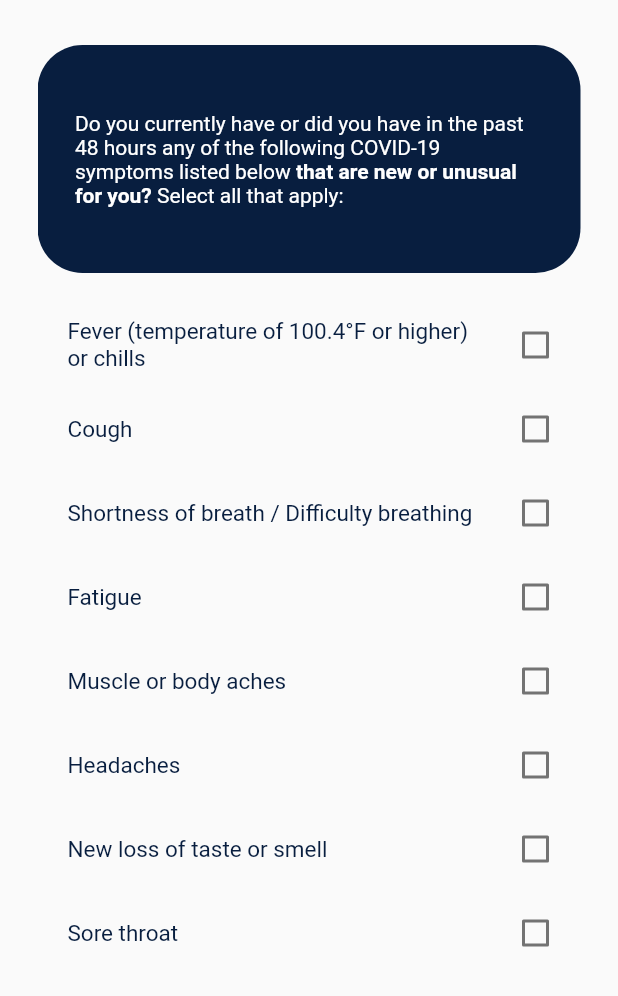
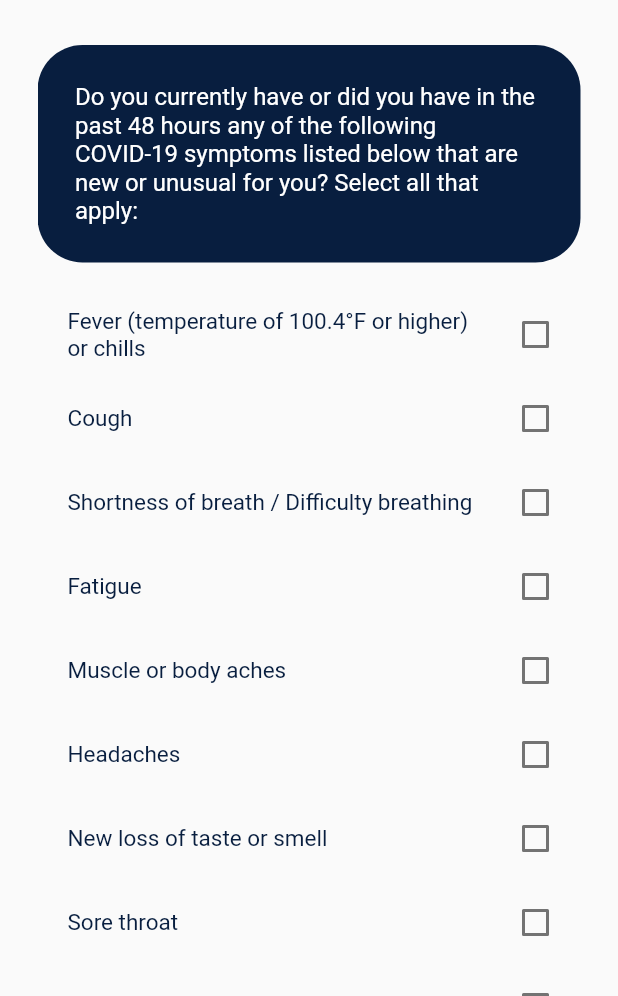
Before and after one commit to SparkDevTeams/MobileDev-Spring21, a Flutter app: the HomeScreen screen opened directly with empty values, after a tap on "Screening Checklist", on a phone screen of 412 x 824 dp, the part 240-1236 px from its top. Run offline on Flutter 3.47's test engine with Material 2 defaults, Android fonts, the phone set to English and light mode, and no system bars; our stand-ins replace cloud_firestore, dotted_border, firebase_auth, firebase_core; accounts and stored records are empty; Roboto replaces fonts that are missing (Be Vietnam).

Commit message:
Final Commit of the Sparkdev Session

```diff
--- a/p3_MAIN/lib/exposeNotif/exposureConfirmPage.dart
+++ b/p3_MAIN/lib/exposeNotif/exposureConfirmPage.dart
@@ -64,7 +64,7 @@ class _ExposureConfirmationState extends State<ExposureConfirmation> {
                     child: Column(
                       children: [
                         Text(
-                          "When you click “Submit,” students that have been in contact with you that has this app installed will be notified that they have been potentially exposed to COVID-19.",
+                          "When you click “Submit,” students that have been in close proximity with you that has this app will be notified that they have been potentially exposed to COVID-19.",
                           style: TextStyle(
                               fontSize: 15,
                               color: Colors.white,
@@ -74,7 +74,7 @@ class _ExposureConfirmationState extends State<ExposureConfirmation> {
                           height: 30,
                         ),
                         Text(
-                          "However, the system will not tell who exposed they are. Therefore , your identity will remain private. It is in our best interest to preserve and keep the identity of our infected Panthers unknown.",
+                          "However, the system will not tell who exposed them. Therefore, your identity will remain private. It is in our best interest to preserve the identity of our infected Panthers.",
                           style: TextStyle(
                               fontSize: 15,
                               color: Colors.white,
--- a/p3_MAIN/lib/homeScreen.dart
+++ b/p3_MAIN/lib/homeScreen.dart
@@ -108,7 +108,7 @@ class _HomeScreenState extends State<HomeScreen> {
                   child: HomePageButton(
                       //TODO: PASS in the AuthID to this
                       "Screening Checklist",
-                      "Please fill this out before coming on campus! This checklist will determine if you are cleared to go on campus or not.",
+                      "Please fill this out before coming on campus! This checklist will determine if you are cleared to go on campus.",
                       '/checklist_p1',
                       170.0,
                       Icons.check_circle_outline),
@@ -147,7 +147,7 @@ class _HomeScreenState extends State<HomeScreen> {
                                       //color: Colors.amber,
                                       alignment: Alignment.centerLeft,
                                       child: Text(
-                                        "View your history of exposers of COVID-19 or submit a positive test alert.",
+                                        "View your history of exposures of COVID-19 or submit a positive test alert.",
                                         style: TextStyle(
                                           color: AppTheme.Colors.blueFIU,
                                           fontSize: 13,
--- a/p3_MAIN/lib/loginScreen.dart
+++ b/p3_MAIN/lib/loginScreen.dart
@@ -115,7 +115,7 @@ class _LoginScreenState extends State<LoginScreen> {
                               Icons.person,
                               color: Colors.grey,
                             ),
-                            hintText: "Panther ID",
+                            hintText: "Email Address",
                             border: OutlineInputBorder(
                               borderRadius: BorderRadius.circular(20.0),
                               borderSide: BorderSide(),
--- a/p3_MAIN/lib/resourcesInfo/resources.dart
+++ b/p3_MAIN/lib/resourcesInfo/resources.dart
@@ -163,7 +163,7 @@ class ResourcesPage extends StatelessWidget {
                             height: 8,
                           ),
                           Text(
-                            "This is FIU's website for information such as campus repopulation, testing, relief efforts, etc. COVID-19 updates will also be on this website.",
+                            "This is FIU's website for COVID-19 related information such as campus repopulation, testing, relief efforts, etc. FIU COVID-19 updates will also be on this website.",
                             style: new TextStyle(
                                 fontSize: 15, fontWeight: FontWeight.w400),
                           )
@@ -198,7 +198,7 @@ class ResourcesPage extends StatelessWidget {
                             height: 8,
                           ),
                           Text(
-                            "This website will give you information to which vaccine sites have stock of the COVID-19 vaccine. You can input your location and vaccine preference and it will directly tell you where it is and how you can get it.",
+                            "This website will give you information to which vaccine sites have stock of the COVID-19 vaccine. You can input your location and vaccine preference and it will tell you where it is and how you can get it.",
                             style: new TextStyle(
                                 fontSize: 15, fontWeight: FontWeight.w400),
                           )
--- a/p3_MAIN/lib/screeningCheck/screeningChecklist.dart
+++ b/p3_MAIN/lib/screeningCheck/screeningChecklist.dart
@@ -79,7 +79,7 @@ class _CheckListPageOneState extends State<CheckListPageOne> {
                         30), // Position of both the box and the text within it on page.
                 alignment: Alignment.topCenter,
                 child: Container(
-                  height: 152.0,
+                  //height: 152.0,
                   width: 400,
                   decoration: BoxDecoration(
                       // The edged box itself.
@@ -95,7 +95,7 @@ class _CheckListPageOneState extends State<CheckListPageOne> {
                             text: TextSpan(
                           style: TextStyle(
                               fontFamily: "Be Vietnam",
-                              fontSize: 14.0,
+                              fontSize: 16.0,
                               color: Colors.white,
                               fontWeight: FontWeight.normal),
                           children: <TextSpan>[
@@ -106,9 +106,9 @@ class _CheckListPageOneState extends State<CheckListPageOne> {
                             TextSpan(
                                 text: 'that are new or unusual for you?',
                                 style: TextStyle(
-                                    fontSize: 14.0,
+                                    fontSize: 16.0,
                                     color: Colors.white,
-                                    fontWeight: FontWeight.w600)),
+                                    fontStyle: FontStyle.normal)),
                             TextSpan(
                               text: ' Select all that apply:',
                             )
@@ -400,7 +400,7 @@ class _CheckListPageTwoState extends State<CheckListPageTwo> {
                               'Have you been in contact with anyone diagnosed with, or displaying symptoms of, COVID-19 within the last 14 days?',
                               style: TextStyle(
                                   fontFamily: "Be Vietnam",
-                                  fontSize: 18.0,
+                                  fontSize: 16.0,
                                   fontWeight: FontWeight.normal,
                                   color: Colors.white))),
                     ),
@@ -441,7 +441,7 @@ class _CheckListPageTwoState extends State<CheckListPageTwo> {
                               'Within the last 14 days, have you tested positive for COVID-19?',
                               style: TextStyle(
                                   fontFamily: "Be Vietnam",
-                                  fontSize: 18.0,
+                                  fontSize: 16.0,
                                   fontWeight: FontWeight.normal,
                                   color: Colors.white))),
                     ),
@@ -483,7 +483,7 @@ class _CheckListPageTwoState extends State<CheckListPageTwo> {
                                 "By submitting this screening, I affirm and attest that all the information and answers to screening questions herein are complete, true and correct to the best of my knowledge.",
                                 style: TextStyle(
                                     fontFamily: "Be Vietnam",
-                                    fontSize: 18.0,
+                                    fontSize: 16.0,
                                     color: FIUNavyBlue),
                               ),
                               Container(
--- a/p3_MAIN/lib/signup.dart
+++ b/p3_MAIN/lib/signup.dart
@@ -238,6 +238,7 @@ class _RegisterPageState extends State<RegisterPage> {
             length, (_) => _chars.codeUnitAt(_rnd.nextInt(_chars.length))));
 
     exposureNotifID = getRandomString(20);
+    Navigator.pop(context);
 
     final formState = _formkey.currentState;
     if (formState.validate()) {
@@ -252,7 +253,6 @@ class _RegisterPageState extends State<RegisterPage> {
         // TODO: take Database service out of login method.
       } catch (e) {
         print(e.message);
-        Navigator.pop(context);
       }
       // login to firebase
     }
```
Also changed, not shown: p3_MAIN/lib/languages/language.dart (added).
